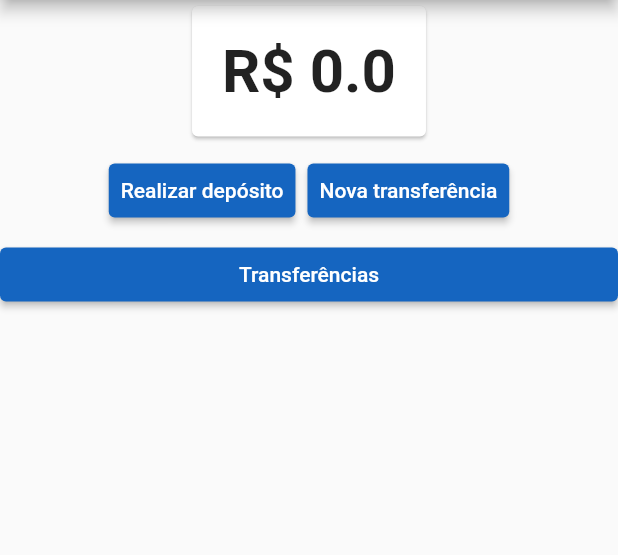
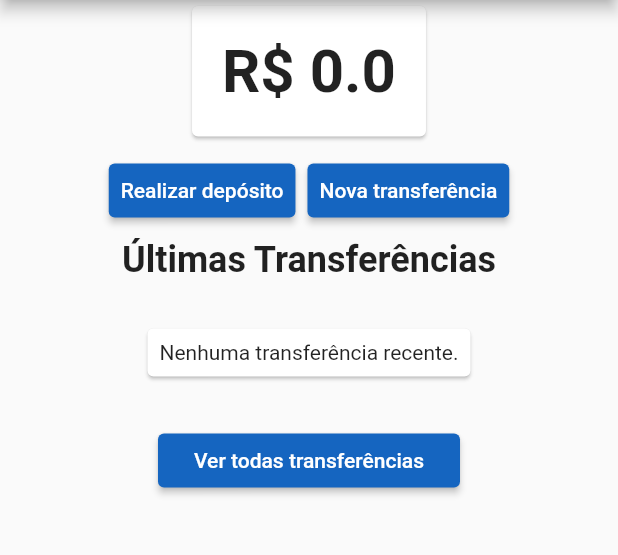
Before and after one commit to igupansini/Studying-Flutter, a Flutter app: the screen it shows after launch, on a phone screen of 412 x 824 dp, the part 84-639 px from its top. Run offline on Flutter 3.47's test engine with Material 2 defaults, Android fonts, the phone set to English and light mode, and no system bars.

```diff
--- a/bank/lib/screens/dashboard.dart
+++ b/bank/lib/screens/dashboard.dart
@@ -1,6 +1,6 @@
 import 'package:bank/screens/deposit_form_screen.dart';
+import 'package:bank/screens/latest_transfers.dart';
 import 'package:bank/screens/transfer_form_screen.dart';
-import 'package:bank/screens/transfer_list_screen.dart';
 import 'package:bank/widgets/balance_card.dart';
 import 'package:flutter/material.dart';
 
@@ -40,14 +40,7 @@ class Dashboard extends StatelessWidget {
                 ),
               ],
             ),
-            RaisedButton(
-              child: Text("Transferências"),
-              onPressed: () {
-                Navigator.push(context, MaterialPageRoute(builder: (context) {
-                  return TransferListScreen();
-                }));
-              },
-            ),
+            LatestTransfers(),
           ],
         ));
   }
--- /dev/null
+++ b/bank/lib/screens/latest_transfers.dart
@@ -0,0 +1,65 @@
+import 'package:bank/models/transfers.dart';
+import 'package:bank/screens/transfer_list_screen.dart';
+import 'package:bank/widgets/transfer_card.dart';
+import 'package:flutter/material.dart';
+import 'package:provider/provider.dart';
+
+class LatestTransfers extends StatelessWidget {
+  @override
+  Widget build(BuildContext context) {
+    return Column(
+      children: [
+        Text(
+          "Últimas Transferências",
+          style: TextStyle(
+            fontWeight: FontWeight.bold,
+            fontSize: 24,
+          ),
+        ),
+        Consumer<Transfers>(
+          builder: (context, transfers, child) {
+            final _quantity = transfers.list.length;
+            final _latestTransfers = transfers.list.reversed.toList();
+            int size = 2;
+
+            if (_quantity == 0) {
+              return Card(
+                margin: EdgeInsets.all(32),
+                child: Padding(
+                  padding: EdgeInsets.all(8),
+                  child: Text(
+                    "Nenhuma transferência recente.",
+                    textAlign: TextAlign.center,
+                  ),
+                ),
+              );
+            }
+
+            if (_quantity < 3) {
+              size = _quantity;
+            }
+
+            return ListView.builder(
+              padding: EdgeInsets.all(8),
+              itemBuilder: (context, index) {
+                return TransferCard(_latestTransfers[index]);
+              },
+              itemCount: size,
+              shrinkWrap: true,
+            );
+          },
+        ),
+        RaisedButton(
+          child: Text(
+            "Ver todas transferências",
+          ),
+          onPressed: () {
+            Navigator.push(context, MaterialPageRoute(builder: (context) {
+              return TransferListScreen();
+            }));
+          },
+        ),
+      ],
+    );
+  }
+}
```
